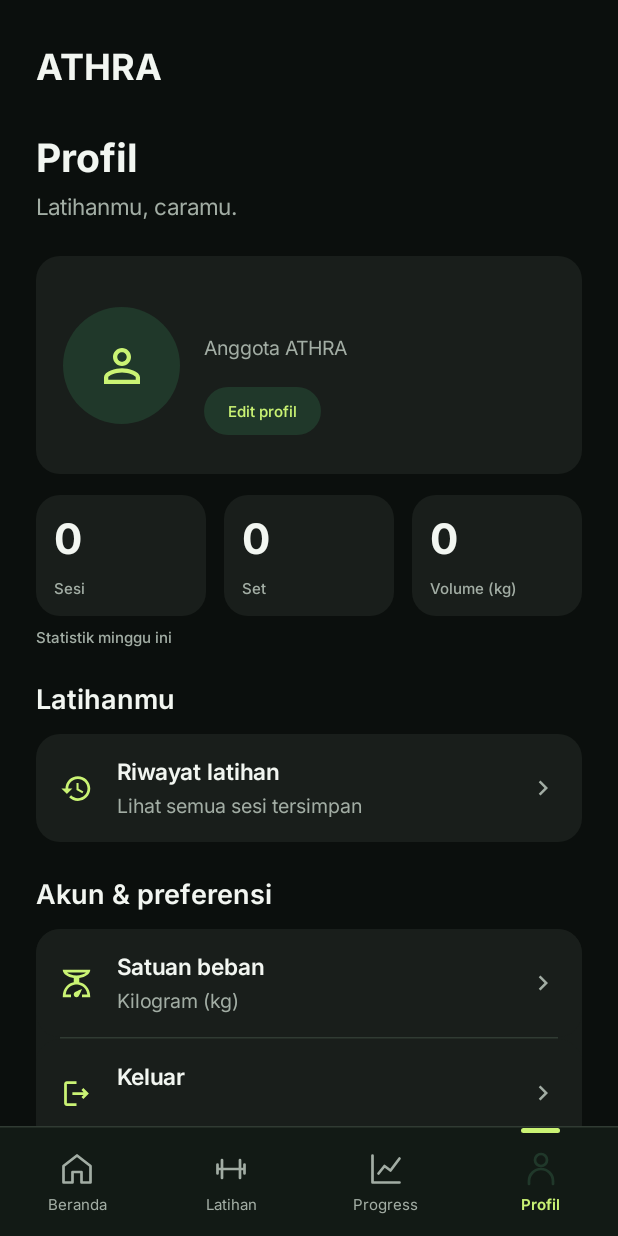
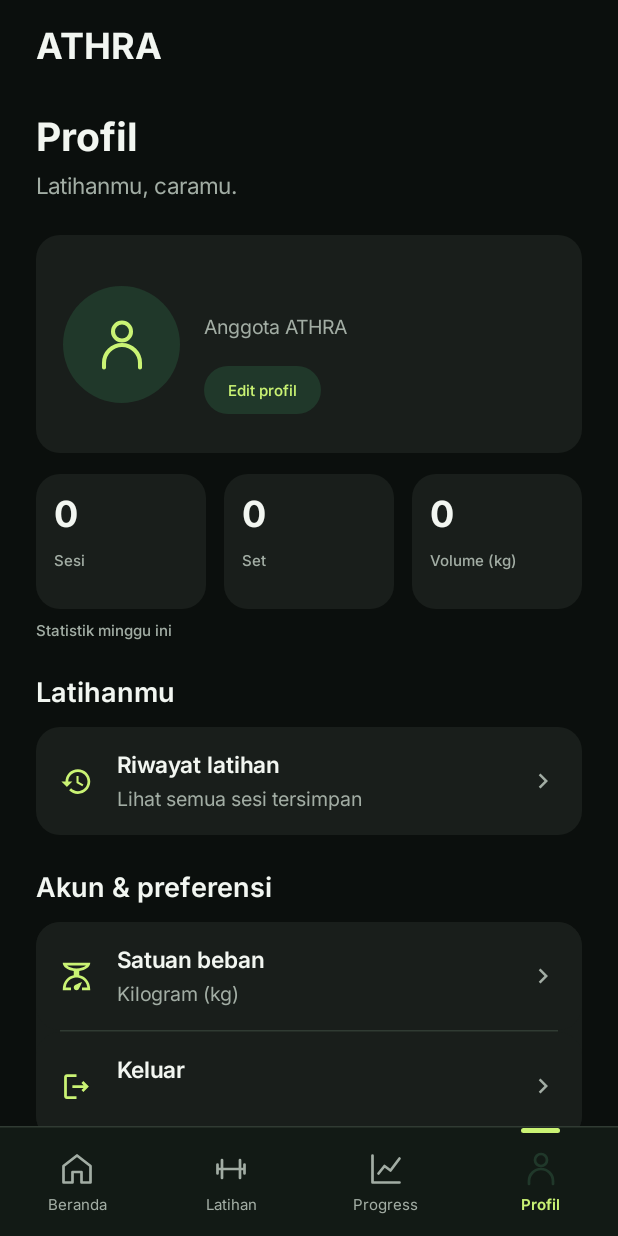
Before and after one commit to edesiusjatyg/athra, an Android app built with Jetpack Compose: the composable ProfileScreen called with empty values, on a phone screen of 412 x 824 dp. Run offline under Robolectric (Android 15) with nearby library versions, the phone set to English and light mode, and no system bars.

Commit message:
Polish account screen spacing and compact profile metrics

```diff
--- a/app/src/main/java/id/ac/ub/athra/ui/auth/AuthScreen.kt
+++ b/app/src/main/java/id/ac/ub/athra/ui/auth/AuthScreen.kt
@@ -41,7 +41,7 @@ fun AuthScreen(
     Scaffold(containerColor = Background) { insets ->
         Column(
             Modifier.fillMaxSize().padding(insets).imePadding().verticalScroll(rememberScrollState())
-                .padding(horizontal = 24.dp).padding(top = 32.dp, bottom = 32.dp),
+                .padding(horizontal = 24.dp).padding(top = 20.dp, bottom = 32.dp),
         ) {
             AthraBrandHeader()
             Spacer(Modifier.height(if (registering) 32.dp else 56.dp))
--- a/app/src/main/java/id/ac/ub/athra/ui/screens/ProgressHistoryScreens.kt
+++ b/app/src/main/java/id/ac/ub/athra/ui/screens/ProgressHistoryScreens.kt
@@ -20,7 +20,6 @@ import androidx.compose.material.icons.outlined.ChevronRight
 import androidx.compose.material.icons.outlined.FitnessCenter
 import androidx.compose.material.icons.outlined.History
 import androidx.compose.material.icons.outlined.Logout
-import androidx.compose.material.icons.outlined.PersonOutline
 import androidx.compose.material.icons.outlined.Scale
 import androidx.compose.material3.*
 import androidx.compose.runtime.*
@@ -40,6 +39,7 @@ import androidx.compose.ui.platform.LocalFocusManager
 import androidx.compose.ui.text.font.FontWeight
 import androidx.compose.ui.text.input.ImeAction
 import androidx.compose.ui.unit.dp
+import androidx.compose.ui.unit.sp
 import id.ac.ub.athra.domain.calculation.*
 import id.ac.ub.athra.domain.model.*
 import id.ac.ub.athra.ui.components.*
@@ -66,9 +66,9 @@ fun ProgressScreen(
     val visibleDays = daily.subList((pageEnd - daysPerPage).coerceAtLeast(0), pageEnd)
     Scaffold(containerColor = Background, bottomBar = { AthraBottomNav(2, onNavigate) }) { insets ->
         Column(Modifier.fillMaxSize().padding(insets).verticalScroll(rememberScrollState()).padding(horizontal = 24.dp)) {
-            Spacer(Modifier.height(24.dp))
+            Spacer(Modifier.height(12.dp))
             AthraBrandHeader(onProfile = { onNavigate(3) })
-            Spacer(Modifier.height(30.dp))
+            Spacer(Modifier.height(16.dp))
             Text("Progres latihanmu", style = MaterialTheme.typography.headlineLarge, color = Ink)
             Spacer(Modifier.height(8.dp))
             Text("Bangun kekuatan lewat konsistensi.", style = MaterialTheme.typography.bodyLarge, color = Secondary)
@@ -338,7 +338,7 @@ fun ProfileScreen(
 ) {
     Scaffold(containerColor = Background, bottomBar = { AthraBottomNav(3, onNavigate) }) { insets ->
         Column(Modifier.fillMaxSize().padding(insets).verticalScroll(rememberScrollState()).padding(horizontal = 24.dp)) {
-            Spacer(Modifier.height(30.dp))
+            Spacer(Modifier.height(16.dp))
             Text("ATHRA", style = MaterialTheme.typography.headlineMedium, color = Ink, fontWeight = FontWeight.Bold)
             Spacer(Modifier.height(30.dp))
             Text("Profil", style = MaterialTheme.typography.headlineLarge, color = Ink)
@@ -346,7 +346,7 @@ fun ProfileScreen(
             Text("Latihanmu, caramu.", style = MaterialTheme.typography.bodyLarge, color = Secondary)
             Spacer(Modifier.height(24.dp))
             Row(Modifier.fillMaxWidth().clip(CardShape).background(Surface).padding(18.dp), verticalAlignment = Alignment.CenterVertically) {
-                Box(Modifier.size(78.dp).background(Forest, CircleShape), contentAlignment = Alignment.Center) { Icon(Icons.Outlined.PersonOutline, null, tint = Accent, modifier = Modifier.size(36.dp)) }
+                Box(Modifier.size(78.dp).background(Forest, CircleShape), contentAlignment = Alignment.Center) { Icon(AthraIcons.Profile, null, tint = Accent, modifier = Modifier.size(36.dp)) }
                 Spacer(Modifier.width(16.dp))
                 Column(Modifier.weight(1f)) {
                     Text(userName, style = MaterialTheme.typography.headlineMedium, color = Ink)
@@ -360,7 +360,10 @@ fun ProfileScreen(
             Row(horizontalArrangement = Arrangement.spacedBy(12.dp)) {
                 ProfileStat("${analytics?.sessionCount ?: 0}", "Sesi", Modifier.weight(1f))
                 ProfileStat("${analytics?.setCount ?: 0}", "Set", Modifier.weight(1f))
-                ProfileStat(analytics?.volumeKg?.let { compactNumber(displayWeight(it, weightUnit)) } ?: "0", "Volume (${weightUnit.name.lowercase()})", Modifier.weight(1f))
+                ProfileStat(analytics?.volumeKg?.let { volume ->
+                    val displayed = displayWeight(volume, weightUnit)
+                    if (displayed.abs() >= BigDecimal(10000)) "${displayed.divideToIntegralValue(BigDecimal(1000)).toBigInteger()}k" else displayNumber(displayed)
+                } ?: "0", "Volume (${weightUnit.name.lowercase()})", Modifier.weight(1f))
             }
             Spacer(Modifier.height(8.dp))
             Text("Statistik minggu ini", style = MaterialTheme.typography.labelSmall, color = Secondary)
@@ -388,10 +391,10 @@ fun ProfileScreen(
 
 @Composable
 private fun ProfileStat(value: String, label: String, modifier: Modifier) {
-    Column(modifier.clip(CardShape).background(Surface).padding(12.dp)) {
-        Text(value, style = MaterialTheme.typography.titleLarge, color = Ink)
+    Column(modifier.height(90.dp).clip(CardShape).background(Surface).padding(12.dp)) {
+        Text(value, style = MaterialTheme.typography.titleLarge.copy(fontSize = 24.sp), color = Ink, maxLines = 1)
         Spacer(Modifier.height(10.dp))
-        Text(label, style = MaterialTheme.typography.labelSmall, color = Secondary)
+        Text(label, style = MaterialTheme.typography.labelSmall, color = Secondary, maxLines = 1)
     }
 }
 
```
